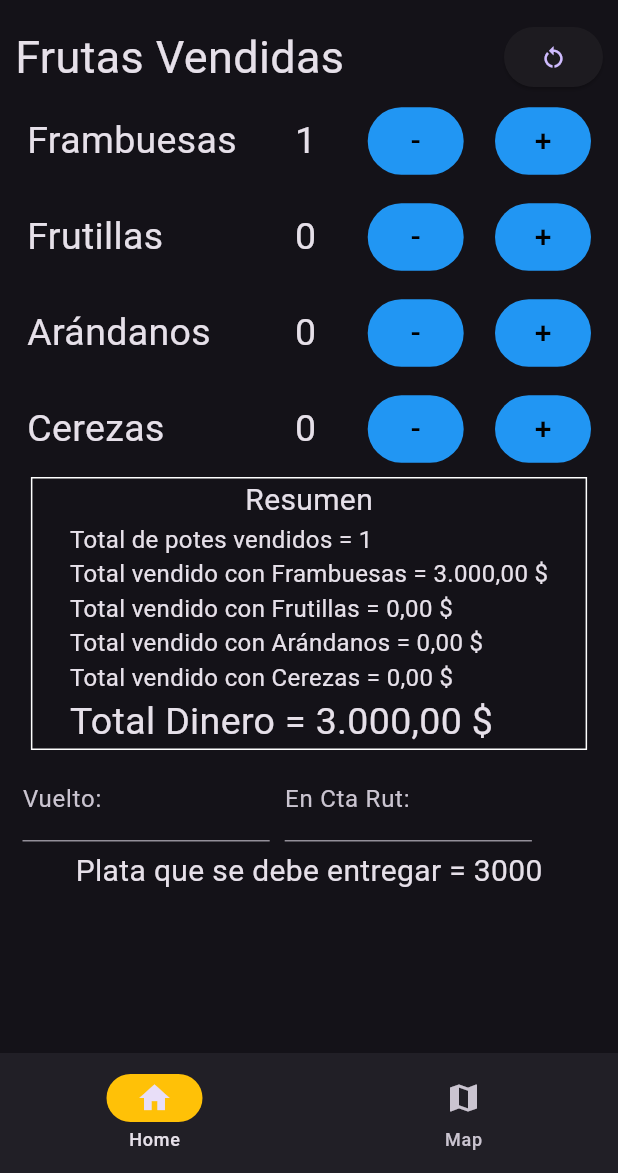
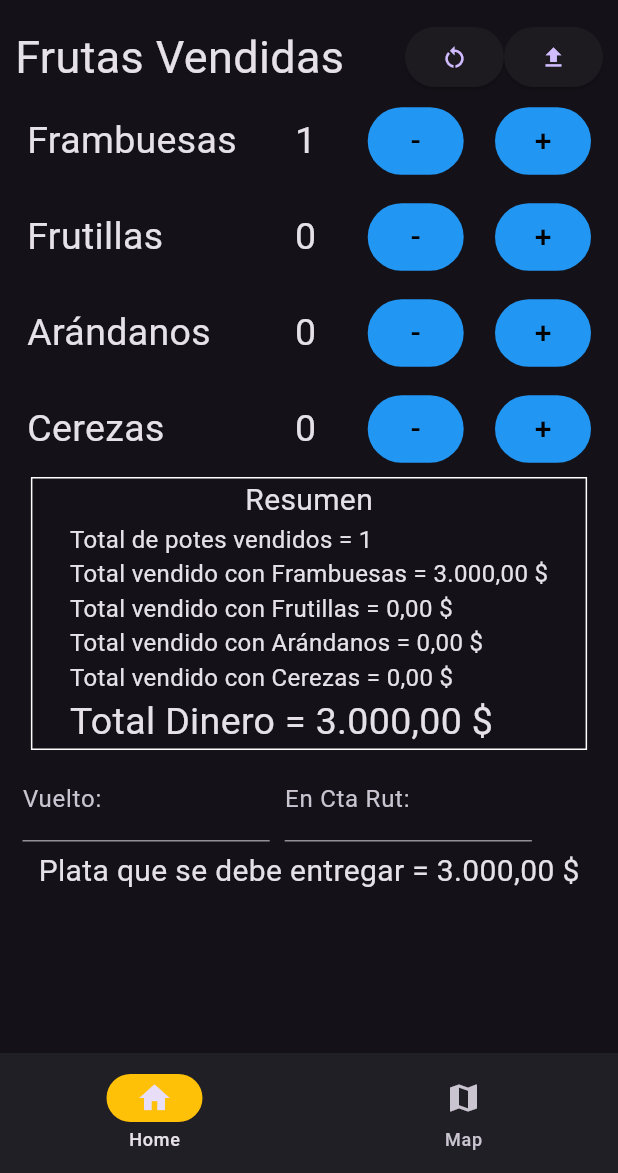
Before and after one commit to Benja3o3/FruitSalesApp, a Flutter app: the screen it shows after launch, after a tap on an icon or button, on a phone screen of 412 x 824 dp, the part 63-1236 px from its top. Run offline on Flutter 3.47's test engine with Material 3 defaults, Android fonts, the phone set to English and light mode, and no system bars; our stand-ins replace flutter_map, latlong2, location, shared_preferences.

Commit message:
version estable

```diff
--- a/lib/mapScreen.dart
+++ b/lib/mapScreen.dart
@@ -20,13 +20,13 @@ class _MapScreenState extends State<MapScreen> {
   void initState() {
     super.initState();
     mapController = MapController();
+    getCurrentPosition();
     location.onLocationChanged.listen((LocationData xd) {
       setState(() {
         currentPosition = LatLng(xd.latitude!, xd.longitude!);
         tracePositions.add(LatLng(xd.latitude!, xd.longitude!));
       });
     });
-    getCurrentPosition();
   }
 
   @override
@@ -53,7 +53,6 @@ class _MapScreenState extends State<MapScreen> {
         return Future.error("Error: Permiso de ubicación denegado.");
       }
     }
-
     return await location.getLocation();
   }
 
@@ -62,6 +61,7 @@ class _MapScreenState extends State<MapScreen> {
       LocationData xd = await getLocation();
       setState(() {
         currentPosition = LatLng(xd.latitude!, xd.longitude!);
+        tracePositions.add(LatLng(xd.latitude!, xd.longitude!));
       });
     } catch (e) {}
   }
@@ -70,7 +70,24 @@ class _MapScreenState extends State<MapScreen> {
   Widget build(BuildContext context) {
     return Center(
       child: currentPosition == null
-          ? CircularProgressIndicator()
+          ? Column(
+              mainAxisAlignment: MainAxisAlignment.spaceBetween,
+              children: [
+                CircularProgressIndicator(),
+                ElevatedButton(
+                    onPressed: () {
+                      getCurrentPosition;
+                      location.onLocationChanged.listen((LocationData xd) {
+                        setState(() {
+                          currentPosition = LatLng(xd.latitude!, xd.longitude!);
+                          tracePositions
+                              .add(LatLng(xd.latitude!, xd.longitude!));
+                        });
+                      });
+                    },
+                    child: Text("Actualizar ubicacion"))
+              ],
+            )
           : Column(
               children: [
                 Container(
--- a/lib/sellsScreen.dart
+++ b/lib/sellsScreen.dart
@@ -3,6 +3,7 @@ import 'package:shared_preferences/shared_preferences.dart';
 import 'package:fruit_sales_app/fruitCard.dart';
 import 'package:fruit_sales_app/informationCard.dart';
 import 'package:fruit_sales_app/restartPopup.dart';
+import 'package:intl/intl.dart';
 
 class SellsScreen extends StatefulWidget {
   const SellsScreen({Key? key}) : super(key: key);
@@ -12,6 +13,8 @@ class SellsScreen extends StatefulWidget {
 }
 
 class _SellsScreenState extends State<SellsScreen> {
+  NumberFormat formatoDinero =
+      NumberFormat.currency(locale: 'es_CL', symbol: '\$');
   final TextEditingController _vueltoController = TextEditingController();
   final TextEditingController _ctaRutController = TextEditingController();
   List<String> fruits = ["Frambuesas", "Frutillas", "Arándanos", "Cerezas"];
@@ -132,9 +135,16 @@ class _SellsScreenState extends State<SellsScreen> {
                     "Frutas Vendidas",
                     style: TextStyle(fontSize: 30),
                   ),
-                  ElevatedButton(
-                      onPressed: () => _showPopup(context),
-                      child: Icon(Icons.restart_alt)),
+                  Row(
+                    children: [
+                      ElevatedButton(
+                          onPressed: () => _showPopup(context),
+                          child: Icon(Icons.restart_alt)),
+                      ElevatedButton(
+                          onPressed: () => print("upload"),
+                          child: Icon(Icons.upload)),
+                    ],
+                  ),
                 ],
               ),
               for (int i = 0; i < fruits.length; i++)
@@ -160,7 +170,7 @@ class _SellsScreenState extends State<SellsScreen> {
                 child: TextField(
                   controller: _vueltoController,
                   keyboardType: TextInputType.number,
-                  decoration: InputDecoration(labelText: "Vuelto: "),
+                  decoration: const InputDecoration(labelText: "Vuelto: "),
                   onChanged: (value) {
                     setState(() {
                       vuelto = int.parse(value);
@@ -185,7 +195,7 @@ class _SellsScreenState extends State<SellsScreen> {
             ],
           ),
           Text(
-            "Plata que se debe entregar = ${totalSells - vuelto - ctaRut}",
+            "Plata que se debe entregar = ${formatoDinero.format(totalSells - vuelto - ctaRut)}",
             style: TextStyle(fontSize: 20),
           )
         ],
```
